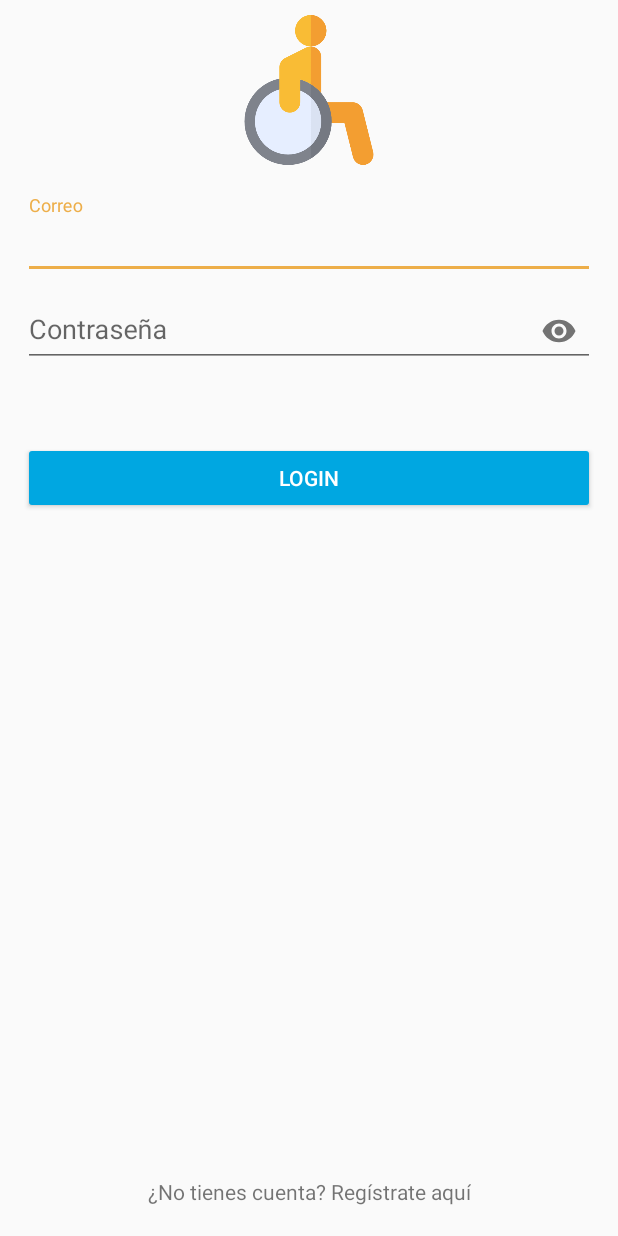
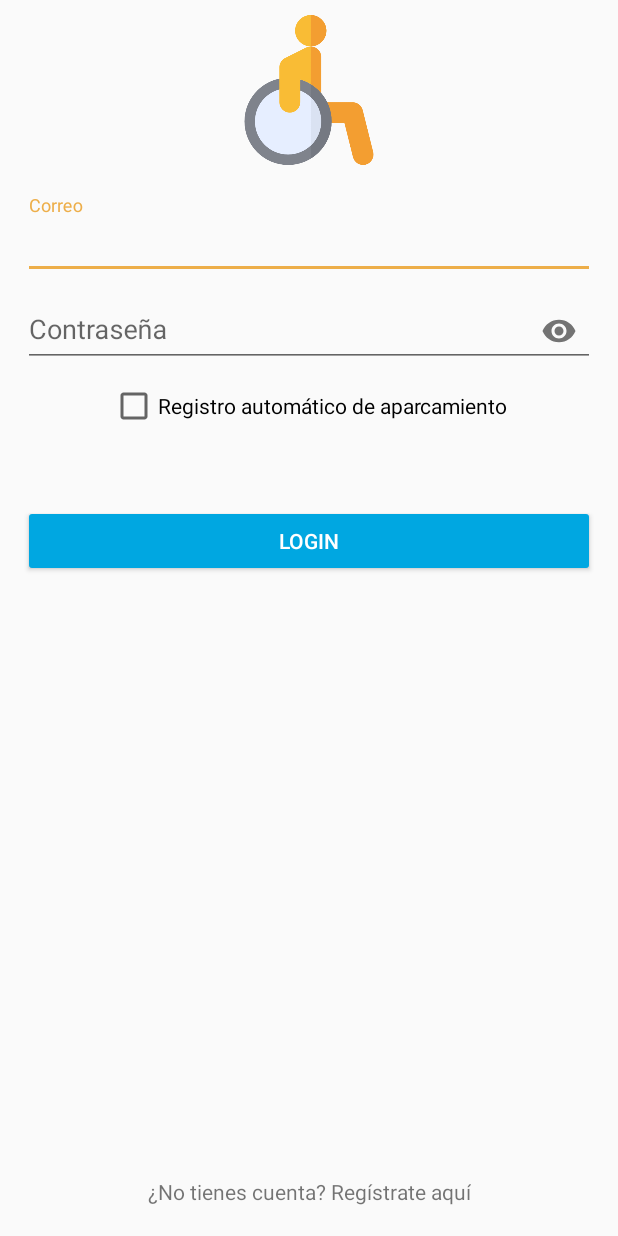
Before and after one commit to SergioMunozGomez1996/brujosemanuel-tfm-parkingenablev1-de9b785538fb, an Android app: the LoginActivity screen opened directly, with no data from a screen before it, on a phone screen of 412 x 824 dp. Run offline under Robolectric (Android 15) with nearby library versions, the phone set to English and light mode, and no system bars; our stand-ins replace Firebase (no records; nobody signed in at launch, a user with empty details on screens opened directly); libraries missing offline, so code that uses them is left out: androidx.constraintlayout.solver.

Commit message:
Añadida el cierre de sesion y la posibilidad de seleccionar el autoparking en el perfil y el login

```diff
--- a/app/src/main/java/com/example/parkingenable/Usuario/LoginActivity.java
+++ b/app/src/main/java/com/example/parkingenable/Usuario/LoginActivity.java
@@ -7,6 +7,7 @@ import android.text.TextUtils;
 import android.util.Log;
 import android.view.View;
 import android.widget.Button;
+import android.widget.CheckBox;
 import android.widget.EditText;
 import android.widget.ProgressBar;
 import android.widget.TextView;
@@ -14,6 +15,7 @@ import android.widget.Toast;
 
 import androidx.annotation.NonNull;
 import androidx.appcompat.app.AppCompatActivity;
+import androidx.constraintlayout.solver.widgets.ChainHead;
 
 import com.example.parkingenable.MapsActivity;
 import com.example.parkingenable.R;
@@ -36,12 +38,15 @@ public class LoginActivity extends AppCompatActivity {
     public static final String PASSWORD_KEY="password";
     //User's preferences
     public static final String PREFS_NAME = "MyPrefsFile";
+    public static final String USER_ID = "userID";
+    public static final String AUTO_PARKING = "autoParking";
 
     private EditText emailUsuario;
     private EditText passwordUsuario;
     private ProgressBar progressBar;
     private Button loginButton;
     private TextView singUpButton;
+    private CheckBox autoParking;
 
     @Override
     protected void onCreate(Bundle savedInstanceState) {
@@ -53,6 +58,7 @@ public class LoginActivity extends AppCompatActivity {
         progressBar = findViewById(R.id.login_progressBar);
         loginButton = findViewById(R.id.login_button);
         singUpButton = findViewById(R.id.singUp_textView);
+        autoParking = findViewById(R.id.autoParking_checkBox);
 
         loginButton.setOnClickListener(new View.OnClickListener() {
             @Override
@@ -91,7 +97,8 @@ public class LoginActivity extends AppCompatActivity {
                             for (QueryDocumentSnapshot usuario : task.getResult()) {
                                 SharedPreferences settings = getSharedPreferences(PREFS_NAME, 0);
                                 SharedPreferences.Editor editor = settings.edit();
-                                editor.putString("userID", usuario.getId());
+                                editor.putString(USER_ID, usuario.getId());
+                                editor.putBoolean(AUTO_PARKING, autoParking.isChecked());
 
                                 // Commit the edits!
                                 editor.apply();
--- a/app/src/main/res/layout/activity_login.xml
+++ b/app/src/main/res/layout/activity_login.xml
@@ -42,9 +42,7 @@
         android:layout_width="match_parent"
         android:layout_height="wrap_content"
         android:layout_marginStart="15dp"
-        android:layout_marginLeft="15dp"
         android:layout_marginEnd="15dp"
-        android:layout_marginRight="15dp"
         app:layout_constraintEnd_toEndOf="parent"
         app:layout_constraintStart_toStartOf="parent"
         app:layout_constraintTop_toBottomOf="@+id/textInputLayout2"
@@ -59,15 +57,14 @@
             android:inputType="textPassword" />
     </com.google.android.material.textfield.TextInputLayout>
 
+
     <Button
         android:id="@+id/login_button"
         android:layout_width="fill_parent"
         android:layout_height="wrap_content"
         android:layout_marginStart="15dp"
-        android:layout_marginLeft="15dp"
         android:layout_marginTop="50dp"
         android:layout_marginEnd="15dp"
-        android:layout_marginRight="15dp"
         android:backgroundTint="@color/colorPrimary"
         android:padding="12dp"
         android:text="Login"
@@ -75,7 +72,7 @@
         app:layout_constraintEnd_toEndOf="parent"
         app:layout_constraintHorizontal_bias="0.0"
         app:layout_constraintStart_toStartOf="parent"
-        app:layout_constraintTop_toBottomOf="@+id/textInputLayout3" />
+        app:layout_constraintTop_toBottomOf="@+id/autoParking_checkBox" />
 
     <TextView
         android:id="@+id/singUp_textView"
@@ -100,4 +97,14 @@
         app:layout_constraintStart_toStartOf="parent"
         app:layout_constraintTop_toTopOf="parent" />
 
+    <CheckBox
+        android:id="@+id/autoParking_checkBox"
+        android:layout_width="wrap_content"
+        android:layout_height="wrap_content"
+        android:layout_marginTop="10dp"
+        android:text="Registro automático de aparcamiento"
+        app:layout_constraintEnd_toEndOf="parent"
+        app:layout_constraintStart_toStartOf="parent"
+        app:layout_constraintTop_toBottomOf="@+id/textInputLayout3" />
+
 </androidx.constraintlayout.widget.ConstraintLayout>
```
Also changed, not shown: app/src/main/java/com/example/parkingenable/Usuario/UserProfileActivity.java (+34 -0 lines), app/src/main/res/layout/activity_user_profile.xml (+17 -3 lines).
